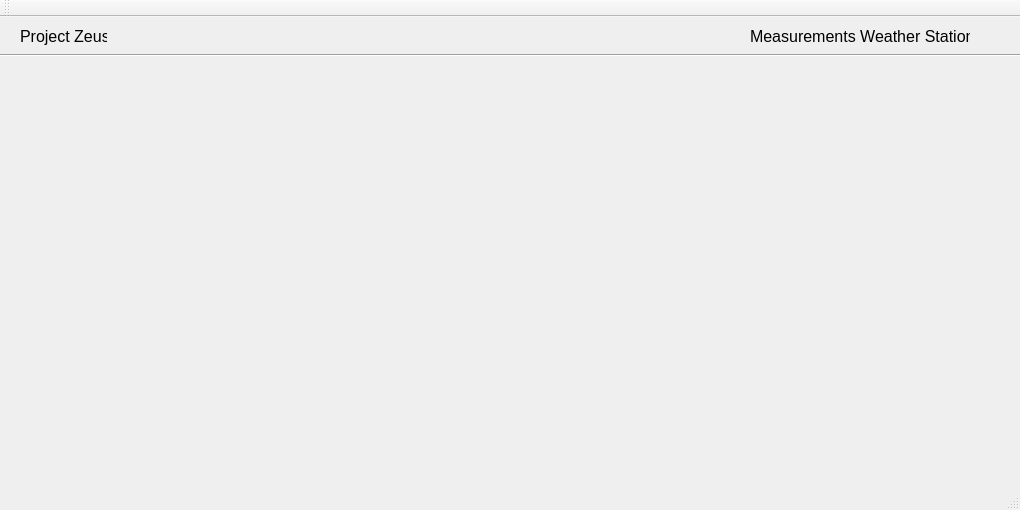
Before: the Qt Designer form desktopApplicationZeus/mainwindow.ui in TheLarsJansen/Project-Zeus, drawn with Qt 5.
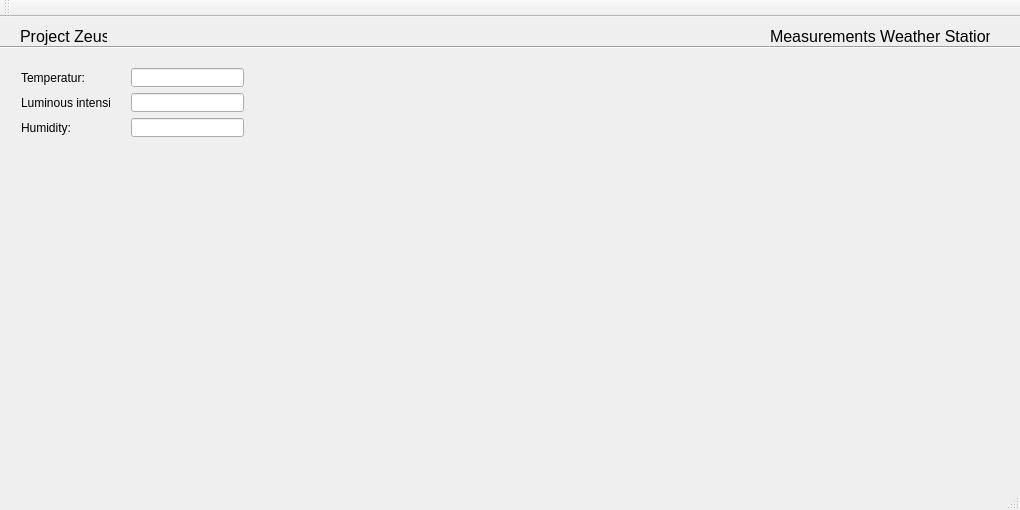
After: the same form once the commit is applied.

Commit message:
Kleine interface toegevoegd
Nog geen functionaliteit

The edit to the form file:
```diff
--- a/desktopApplicationZeus/mainwindow.ui
+++ b/desktopApplicationZeus/mainwindow.ui
@@ -14,19 +14,6 @@
    <string>MainWindow</string>
   </property>
   <widget class="QWidget" name="centralWidget">
-   <widget class="Line" name="line">
-    <property name="geometry">
-     <rect>
-      <x>-3</x>
-      <y>30</y>
-      <width>1071</width>
-      <height>16</height>
-     </rect>
-    </property>
-    <property name="orientation">
-     <enum>Qt::Horizontal</enum>
-    </property>
-   </widget>
    <widget class="QLabel" name="label">
     <property name="geometry">
      <rect>
@@ -48,7 +35,7 @@
    <widget class="QLabel" name="label_2">
     <property name="geometry">
      <rect>
-      <x>750</x>
+      <x>770</x>
       <y>10</y>
       <width>220</width>
       <height>19</height>
@@ -63,6 +50,73 @@
      <string>Measurements Weather Station</string>
     </property>
    </widget>
+   <widget class="Line" name="line">
+    <property name="geometry">
+     <rect>
+      <x>0</x>
+      <y>15</y>
+      <width>1031</width>
+      <height>31</height>
+     </rect>
+    </property>
+    <property name="orientation">
+     <enum>Qt::Horizontal</enum>
+    </property>
+   </widget>
+   <widget class="QWidget" name="">
+    <property name="geometry">
+     <rect>
+      <x>120</x>
+      <y>40</y>
+      <width>135</width>
+      <height>91</height>
+     </rect>
+    </property>
+    <layout class="QVBoxLayout" name="verticalLayout_2">
+     <item>
+      <widget class="QLineEdit" name="tempValueBox"/>
+     </item>
+     <item>
+      <widget class="QLineEdit" name="lumiValueBox"/>
+     </item>
+     <item>
+      <widget class="QLineEdit" name="humiValueBox"/>
+     </item>
+    </layout>
+   </widget>
+   <widget class="QWidget" name="">
+    <property name="geometry">
+     <rect>
+      <x>10</x>
+      <y>40</y>
+      <width>111</width>
+      <height>91</height>
+     </rect>
+    </property>
+    <layout class="QVBoxLayout" name="verticalLayout">
+     <item>
+      <widget class="QLabel" name="label_3">
+       <property name="text">
+        <string>Temperatur:</string>
+       </property>
+      </widget>
+     </item>
+     <item>
+      <widget class="QLabel" name="label_5">
+       <property name="text">
+        <string>Luminous intensity:</string>
+       </property>
+      </widget>
+     </item>
+     <item>
+      <widget class="QLabel" name="label_4">
+       <property name="text">
+        <string>Humidity:</string>
+       </property>
+      </widget>
+     </item>
+    </layout>
+   </widget>
   </widget>
   <widget class="QToolBar" name="mainToolBar">
    <attribute name="toolBarArea">
```
The commit also changes 5 other files.
